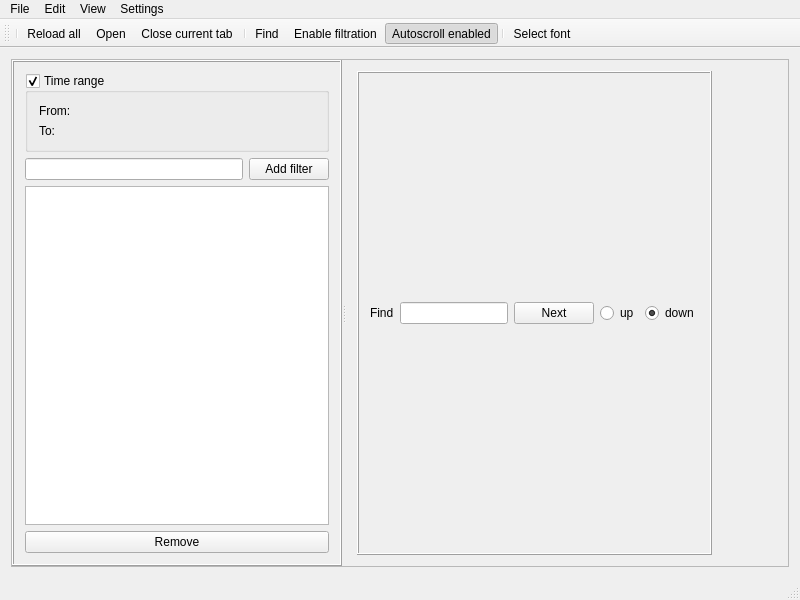
Above: src/mainwindow.ui from lysevi/logan before the change. Below: the same form after it.
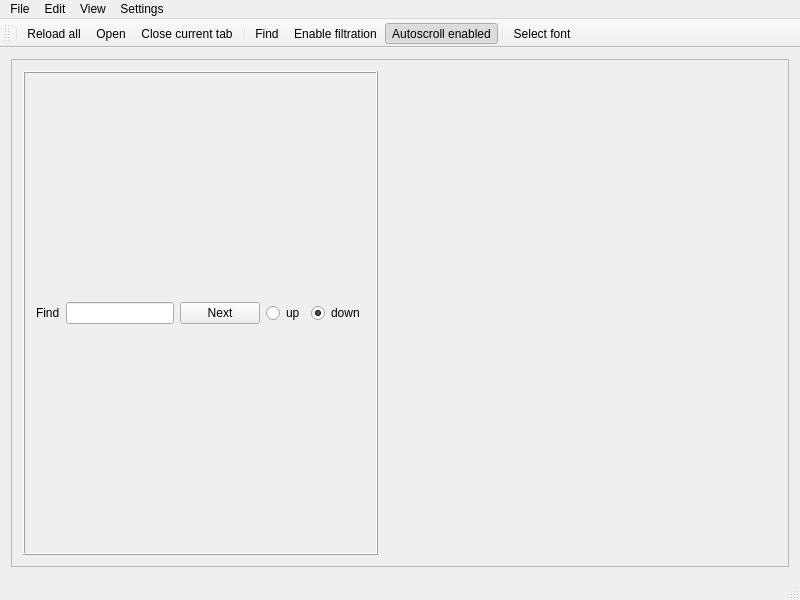
That is the form after the change. Icons and pictures are not drawn.

Commit message: widget for filter params.

What changed in the file:
```diff
--- a/src/mainwindow.ui
+++ b/src/mainwindow.ui
@@ -35,111 +35,6 @@
       <property name="orientation">
        <enum>Qt::Horizontal</enum>
       </property>
-      <widget class="QFrame" name="fltrFrame">
-       <property name="sizePolicy">
-        <sizepolicy hsizetype="Minimum" vsizetype="Preferred">
-         <horstretch>0</horstretch>
-         <verstretch>0</verstretch>
-        </sizepolicy>
-       </property>
-       <property name="frameShape">
-        <enum>QFrame::Box</enum>
-       </property>
-       <property name="frameShadow">
-        <enum>QFrame::Raised</enum>
-       </property>
-       <layout class="QVBoxLayout" name="verticalLayout_3">
-        <item>
-         <widget class="QGroupBox" name="timeRangeGroupBox">
-          <property name="sizePolicy">
-           <sizepolicy hsizetype="Minimum" vsizetype="Minimum">
-            <horstretch>0</horstretch>
-            <verstretch>0</verstretch>
-           </sizepolicy>
-          </property>
-          <property name="title">
-           <string>Time range</string>
-          </property>
-          <property name="flat">
-           <bool>true</bool>
-          </property>
-          <property name="checkable">
-           <bool>true</bool>
-          </property>
-          <layout class="QFormLayout" name="formLayout">
-           <item row="0" column="0">
-            <widget class="QLabel" name="label_2">
-             <property name="text">
-              <string>From:</string>
-             </property>
-            </widget>
-           </item>
-           <item row="0" column="1">
-            <widget class="QWidget" name="rangeFrom" native="true"/>
-           </item>
-           <item row="1" column="0">
-            <widget class="QLabel" name="label_3">
-             <property name="text">
-              <string>To:</string>
-             </property>
-            </widget>
-           </item>
-           <item row="1" column="1">
-            <widget class="QWidget" name="rangeTo" native="true"/>
-           </item>
-          </layout>
-         </widget>
-        </item>
-        <item>
-         <layout class="QVBoxLayout" name="verticalLayout">
-          <item>
-           <layout class="QHBoxLayout" name="horizontalLayout_2">
-            <item>
-             <widget class="QLineEdit" name="fltrEdit">
-              <property name="sizePolicy">
-               <sizepolicy hsizetype="MinimumExpanding" vsizetype="Fixed">
-                <horstretch>0</horstretch>
-                <verstretch>0</verstretch>
-               </sizepolicy>
-              </property>
-             </widget>
-            </item>
-            <item>
-             <widget class="QPushButton" name="addFltrButton">
-              <property name="text">
-               <string>Add filter</string>
-              </property>
-             </widget>
-            </item>
-           </layout>
-          </item>
-          <item>
-           <widget class="QListView" name="filtrListView">
-            <property name="sizePolicy">
-             <sizepolicy hsizetype="Minimum" vsizetype="Expanding">
-              <horstretch>0</horstretch>
-              <verstretch>0</verstretch>
-             </sizepolicy>
-            </property>
-           </widget>
-          </item>
-          <item>
-           <widget class="QPushButton" name="rmFltrButton">
-            <property name="sizePolicy">
-             <sizepolicy hsizetype="Expanding" vsizetype="Fixed">
-              <horstretch>0</horstretch>
-              <verstretch>0</verstretch>
-             </sizepolicy>
-            </property>
-            <property name="text">
-             <string>Remove</string>
-            </property>
-           </widget>
-          </item>
-         </layout>
-        </item>
-       </layout>
-      </widget>
       <widget class="QWidget" name="layoutWidget">
        <layout class="QVBoxLayout" name="logWithSearchLayout">
         <item>
```
Left out of the diff: 21 changed lines with no effect on the pictures. The commit also changes 7 other files.
